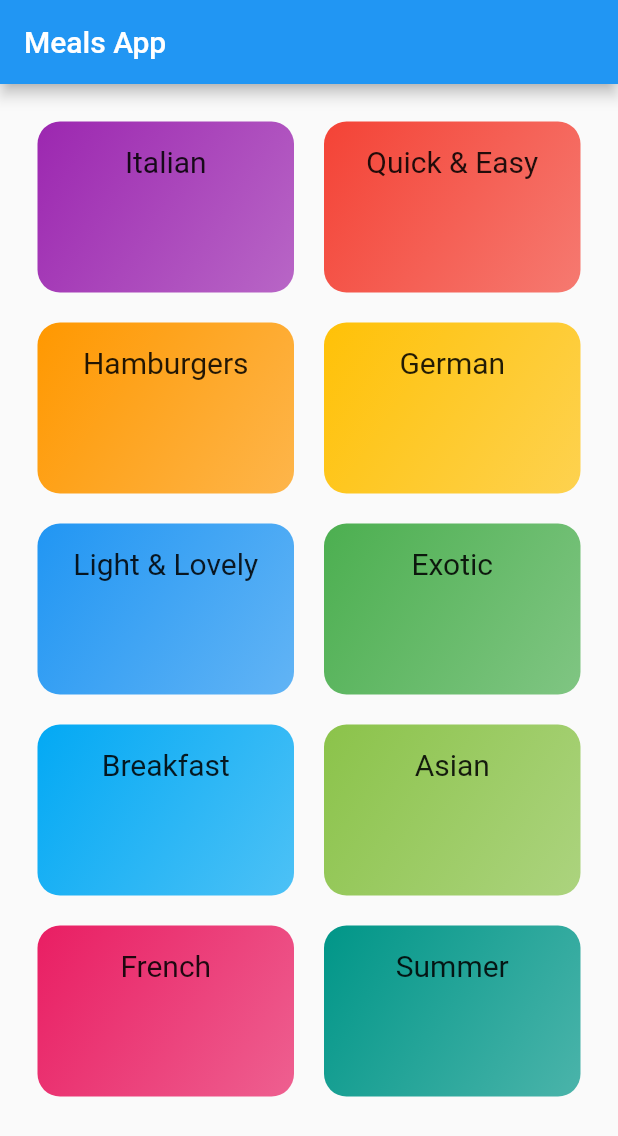
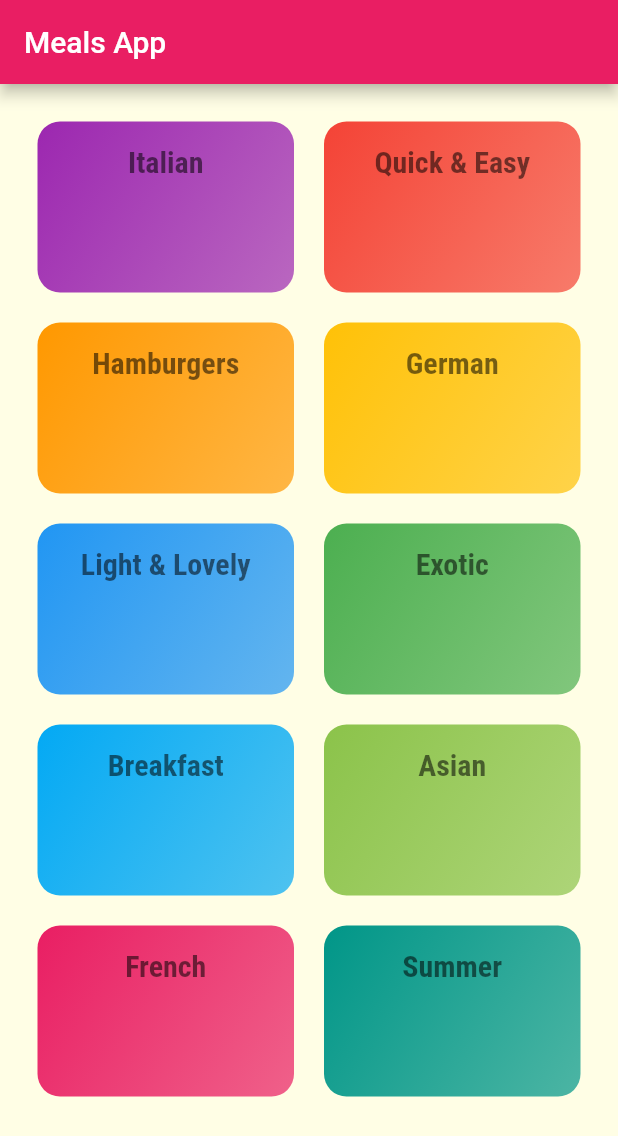
Before and after one commit to karanvatish/MealsApp, a Flutter app: the screen it shows after launch, on a phone screen of 412 x 824 dp. Shown: the top 1136 px of the screen. Run offline on Flutter 3.47's test engine with Material 2 defaults, Android fonts, the light colour scheme and no system bars.

Commit message:
added new fonts and themes

```diff
--- a/lib/category_item.dart
+++ b/lib/category_item.dart
@@ -14,7 +14,7 @@
       padding: const EdgeInsets.all(15),
       child: Text(
         title,
-        style: const TextStyle(fontSize: 20),
+        style: Theme.of(context).textTheme.headline1,
         textAlign: TextAlign.center,
       ),
       decoration: BoxDecoration(
--- a/lib/main.dart
+++ b/lib/main.dart
@@ -12,9 +12,25 @@
   @override
   Widget build(BuildContext context) {
     return MaterialApp(
-      title: 'Flutter Demo',
+      title: 'Meals App',
       theme: ThemeData(
-        primarySwatch: Colors.blue,
+        primarySwatch: Colors.pink,
+        accentColor: Colors.amber,
+        canvasColor: Color.fromRGBO(255, 254, 229, 1),
+        fontFamily: 'Raleway',
+        textTheme: ThemeData.light().textTheme.copyWith(
+              bodyText1: const TextStyle(
+                color: Color.fromRGBO(20, 51, 51, 1),
+              ),
+              bodyText2: const TextStyle(
+                color: Color.fromRGBO(20, 51, 51, 1),
+              ),
+              headline1: const TextStyle(
+                fontSize: 20,
+                fontFamily: 'RobotoCondensed',
+                fontWeight: FontWeight.bold,
+              ),
+            ),
       ),
       home: CategoryScreen(),
     );
```
Also changed, not shown: pubspec.yaml (+18 -6 lines).
